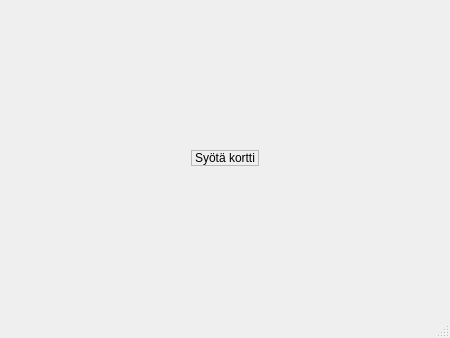
Kooalaa/BankSimul-project, file QT_frontend/BankSimulEXE/start_window.ui: the form before one commit.
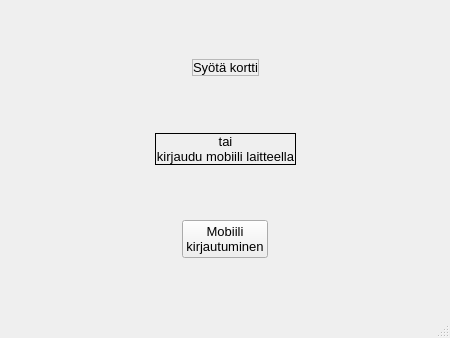
The form after the commit.

Commit message: Fixed conflicting ids_t declaration. Started adding Mobile_login to the main exe

What changed in the file:
```diff
--- a/QT_frontend/BankSimulEXE/start_window.ui
+++ b/QT_frontend/BankSimulEXE/start_window.ui
@@ -28,18 +28,33 @@
    </property>
    <layout class="QVBoxLayout" name="verticalLayout">
     <item>
-     <layout class="QGridLayout" name="gridLayout">
-      <property name="sizeConstraint">
-       <enum>QLayout::SetNoConstraint</enum>
-      </property>
-      <item row="0" column="0">
+     <layout class="QHBoxLayout" name="horizontalLayout">
+      <item>
+       <spacer name="horizontalSpacer_2">
+        <property name="orientation">
+         <enum>Qt::Horizontal</enum>
+        </property>
+        <property name="sizeHint" stdset="0">
+         <size>
+          <width>40</width>
+          <height>20</height>
+         </size>
+        </property>
+       </spacer>
+      </item>
+      <item>
        <widget class="QLabel" name="label">
         <property name="sizePolicy">
-         <sizepolicy hsizetype="Maximum" vsizetype="Maximum">
+         <sizepolicy hsizetype="Preferred" vsizetype="Maximum">
           <horstretch>0</horstretch>
           <verstretch>0</verstretch>
          </sizepolicy>
         </property>
+        <property name="font">
+         <font>
+          <pointsize>10</pointsize>
+         </font>
+        </property>
         <property name="autoFillBackground">
          <bool>false</bool>
         </property>
@@ -49,7 +64,124 @@
         <property name="text">
          <string>Syötä kortti</string>
         </property>
+        <property name="alignment">
+         <set>Qt::AlignCenter</set>
+        </property>
        </widget>
+      </item>
+      <item>
+       <spacer name="horizontalSpacer">
+        <property name="orientation">
+         <enum>Qt::Horizontal</enum>
+        </property>
+        <property name="sizeHint" stdset="0">
+         <size>
+          <width>40</width>
+          <height>20</height>
+         </size>
+        </property>
+       </spacer>
+      </item>
+     </layout>
+    </item>
+    <item>
+     <layout class="QHBoxLayout" name="horizontalLayout_2">
+      <item>
+       <spacer name="horizontalSpacer_3">
+        <property name="orientation">
+         <enum>Qt::Horizontal</enum>
+        </property>
+        <property name="sizeHint" stdset="0">
+         <size>
+          <width>40</width>
+          <height>20</height>
+         </size>
+        </property>
+       </spacer>
+      </item>
+      <item>
+       <widget class="QLabel" name="label_2">
+        <property name="sizePolicy">
+         <sizepolicy hsizetype="Preferred" vsizetype="Maximum">
+          <horstretch>0</horstretch>
+          <verstretch>0</verstretch>
+         </sizepolicy>
+        </property>
+        <property name="font">
+         <font>
+          <pointsize>10</pointsize>
+         </font>
+        </property>
+        <property name="layoutDirection">
+         <enum>Qt::LeftToRight</enum>
+        </property>
+        <property name="frameShape">
+         <enum>QFrame::Box</enum>
+        </property>
+        <property name="text">
+         <string>tai
+kirjaudu mobiili laitteella</string>
+        </property>
+        <property name="alignment">
+         <set>Qt::AlignCenter</set>
+        </property>
+       </widget>
+      </item>
+      <item>
+       <spacer name="horizontalSpacer_4">
+        <property name="orientation">
+         <enum>Qt::Horizontal</enum>
+        </property>
+        <property name="sizeHint" stdset="0">
+         <size>
+          <width>40</width>
+          <height>20</height>
+         </size>
+        </property>
+       </spacer>
+      </item>
+     </layout>
+    </item>
+    <item>
+     <layout class="QHBoxLayout" name="horizontalLayout_3">
+      <item>
+       <spacer name="horizontalSpacer_5">
+        <property name="orientation">
+         <enum>Qt::Horizontal</enum>
+        </property>
+        <property name="sizeHint" stdset="0">
+         <size>
+          <width>40</width>
+          <height>20</height>
+         </size>
+        </property>
+       </spacer>
+      </item>
+      <item>
+       <widget class="QPushButton" name="mobile_btn">
+        <property name="font">
+         <font>
+          <pointsize>10</pointsize>
+         </font>
+        </property>
+        <property name="text">
+         <string>Mobiili
+kirjautuminen</string>
+        </property>
+       </widget>
+      </item>
+      <item>
+       <spacer name="horizontalSpacer_6">
+        <property name="orientation">
+         <enum>Qt::Horizontal</enum>
+        </property>
+        <property name="sizeHint" stdset="0">
+         <size>
+          <width>40</width>
+          <height>20</height>
+         </size>
+        </property>
+       </spacer>
       </item>
      </layout>
     </item>
```
Left out of the diff: 4 changed lines with no effect on the pictures. The commit also changes 9 other files.
